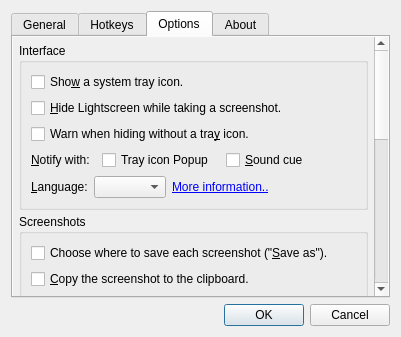
Qt form dialogs/optionsdialog.ui (ckaiser/Lightscreen) before a commit.
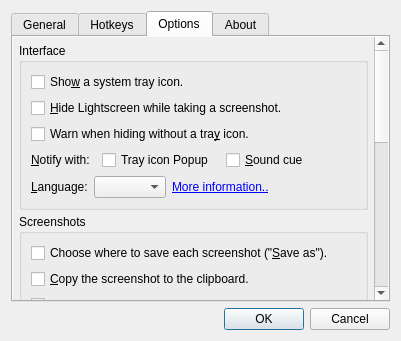
The same form after that commit. The open tabs and pages were chosen to show the change. Icons and pictures are not drawn. Custom widgets are drawn as their Qt base class.

Commit message: Active window support

Patch:
```diff
--- a/dialogs/optionsdialog.ui
+++ b/dialogs/optionsdialog.ui
@@ -7,7 +7,7 @@
     <x>0</x>
     <y>0</y>
     <width>399</width>
-    <height>320</height>
+    <height>341</height>
    </rect>
   </property>
   <property name="windowTitle">
@@ -560,9 +560,9 @@
           <property name="geometry">
            <rect>
             <x>0</x>
-            <y>-137</y>
-            <width>358</width>
-            <height>597</height>
+            <y>0</y>
+            <width>366</width>
+            <height>653</height>
            </rect>
           </property>
           <layout class="QVBoxLayout" name="verticalLayout_5">
```
Left out of the diff: 4 changed lines with no effect on the pictures. The commit also changes 4 other files.
